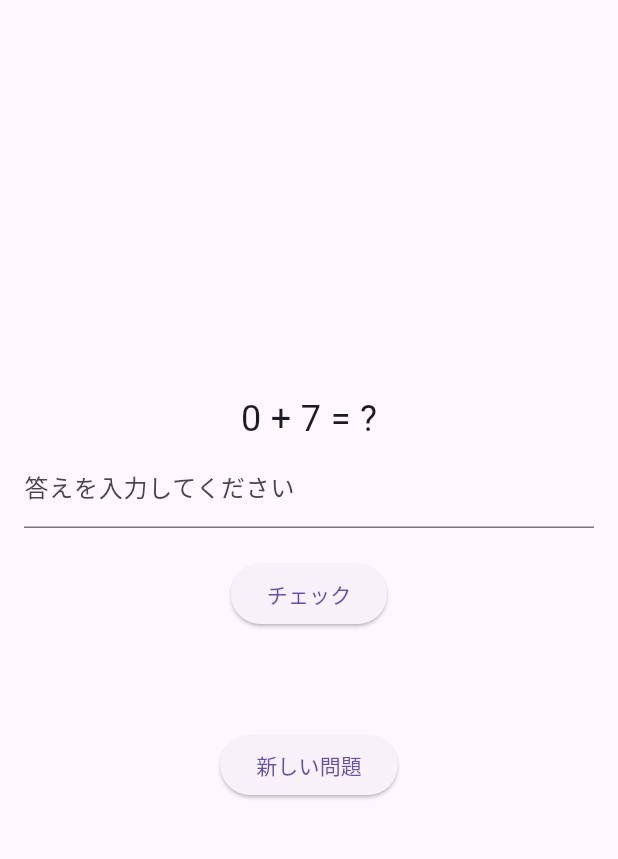
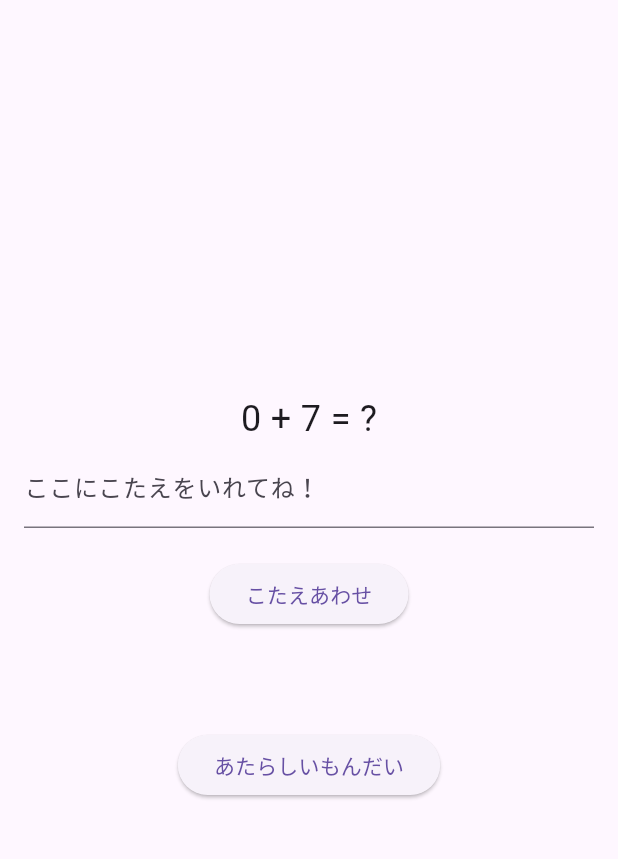
Before and after one commit to suu2626/flutter_addition, a Flutter app: the screen it shows after launch, on a phone screen of 412 x 824 dp, the part 63-922 px from its top. Run offline on Flutter 3.47's test engine with Material 3 defaults, Android fonts, the phone set to English and light mode, and no system bars.

Commit message:
20240604-1441

```diff
--- a/lib/main.dart
+++ b/lib/main.dart
@@ -53,7 +53,7 @@ class _AdditionScreenState extends State<AdditionScreen> {
     final int? userAnswer = int.tryParse(_controller.text);
     if (userAnswer == null) {
       setState(() {
-        _message = '無効な入力です。数字を入力してください。';
+        _message = 'すうじをいれてね！';
       });
       return;
     }
@@ -61,11 +61,11 @@ class _AdditionScreenState extends State<AdditionScreen> {
     final int correctAnswer = _num1 + _num2;
     if (userAnswer == correctAnswer) {
       setState(() {
-        _message = '正解です！';
+        _message = 'せいかい！';
       });
     } else {
       setState(() {
-        _message = '不正解です。正しい答えは $correctAnswer です。';
+        _message = 'ざんねん！せいかいは $correctAnswer でした。';
       });
     }
   }
@@ -88,12 +88,12 @@ class _AdditionScreenState extends State<AdditionScreen> {
             TextField(
               controller: _controller,
               keyboardType: TextInputType.number,
-              decoration: const InputDecoration(labelText: '答えを入力してください'),
+              decoration: const InputDecoration(labelText: 'ここにこたえをいれてね！'),
             ),
             const SizedBox(height: 20),
             ElevatedButton(
               onPressed: _checkAnswer,
-              child: const Text('チェック'),
+              child: const Text('こたえあわせ'),
             ),
             const SizedBox(height: 20),
             Text(
@@ -103,7 +103,7 @@ class _AdditionScreenState extends State<AdditionScreen> {
             const SizedBox(height: 20),
             ElevatedButton(
               onPressed: _generateProblem,
-              child: const Text('新しい問題'),
+              child: const Text('あたらしいもんだい'),
             ),
           ],
         ),
```
